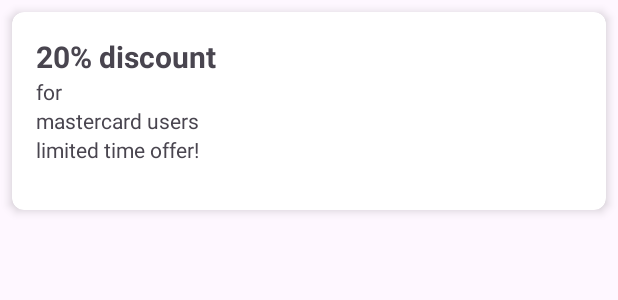
After one commit to Ezequiellima10/TP3-Android-Parcial, an Android app: the layout item_offer.xml on its own in the app's theme, with its tools: preview values and no code run, on a phone screen of 412 x 824 dp. The commit adds this screen. Shown: the top 300 px of the screen. Run offline under Robolectric (Android 15) with nearby library versions, the phone set to English and light mode, and no system bars.

Commit message:
diseño de los items y pantalla de home

```diff
--- a/app/build.gradle.kts
+++ b/app/build.gradle.kts
@@ -46,6 +46,8 @@ dependencies {
     implementation(libs.androidx.lifecycle.livedata.ktx)
     implementation(libs.androidx.lifecycle.viewmodel.ktx)
     implementation(libs.androidx.fragment.ktx)
+    implementation(libs.compose.theme.adapter)
+    implementation(libs.androidx.recyclerview)
     testImplementation(libs.junit)
     androidTestImplementation(libs.androidx.junit)
     androidTestImplementation(libs.androidx.espresso.core)
--- /dev/null
+++ b/app/src/main/res/layout/item_offer.xml
@@ -0,0 +1,54 @@
+<?xml version="1.0" encoding="utf-8"?>
+<androidx.cardview.widget.CardView
+    xmlns:android="http://schemas.android.com/apk/res/android"
+    xmlns:app="http://schemas.android.com/apk/res-auto"
+    android:layout_width="match_parent"
+    android:layout_height="wrap_content"
+    android:layout_margin="8dp"
+    app:cardCornerRadius="8dp"
+    app:cardElevation="4dp">
+
+    <LinearLayout
+        android:layout_width="match_parent"
+        android:layout_height="wrap_content"
+        android:orientation="horizontal"
+        android:padding="16dp">
+
+        <LinearLayout
+            android:layout_width="0dp"
+            android:layout_height="match_parent"
+            android:layout_weight="1"
+            android:orientation="vertical">
+
+            <TextView
+                android:layout_width="wrap_content"
+                android:layout_height="wrap_content"
+                android:text="20% discount"
+                android:textSize="20sp"
+                android:textStyle="bold" />
+
+            <TextView
+                android:layout_width="wrap_content"
+                android:layout_height="wrap_content"
+                android:text="for" />
+
+            <TextView
+                android:layout_width="wrap_content"
+                android:layout_height="wrap_content"
+                android:text="mastercard users" />
+
+            <TextView
+                android:layout_width="wrap_content"
+                android:layout_height="wrap_content"
+                android:text="limited time offer!" />
+
+        </LinearLayout>
+
+        <ImageView
+            android:layout_width="wrap_content"
+            android:layout_height="100dp" />
+        <!-- android:src="@drawable/your_image" -->
+
+    </LinearLayout>
+
+</androidx.cardview.widget.CardView>
--- a/gradle/libs.versions.toml
+++ b/gradle/libs.versions.toml
@@ -13,6 +13,8 @@ legacySupportV4 = "1.0.0"
 lifecycleLivedataKtx = "2.8.0"
 lifecycleViewmodelKtx = "2.8.0"
 fragmentKtx = "1.7.0"
+composeThemeAdapter = "1.2.1"
+recyclerview = "1.3.2"
 
 [libraries]
 androidx-core-ktx = { group = "androidx.core", name = "core-ktx", version.ref = "coreKtx" }
@@ -27,6 +29,8 @@ androidx-legacy-support-v4 = { group = "androidx.legacy", name = "legacy-support
 androidx-lifecycle-livedata-ktx = { group = "androidx.lifecycle", name = "lifecycle-livedata-ktx", version.ref = "lifecycleLivedataKtx" }
 androidx-lifecycle-viewmodel-ktx = { group = "androidx.lifecycle", name = "lifecycle-viewmodel-ktx", version.ref = "lifecycleViewmodelKtx" }
 androidx-fragment-ktx = { group = "androidx.fragment", name = "fragment-ktx", version.ref = "fragmentKtx" }
+compose-theme-adapter = { group = "com.google.android.material", name = "compose-theme-adapter", version.ref = "composeThemeAdapter" }
+androidx-recyclerview = { group = "androidx.recyclerview", name = "recyclerview", version.ref = "recyclerview" }
 
 [plugins]
 androidApplication = { id = "com.android.application", version.ref = "agp" }
```
Also changed, not shown: app/src/main/res/layout/fragment_home.xml (+146 -7 lines), app/src/main/res/layout/item_destination.xml (added, +49 -0 lines).
